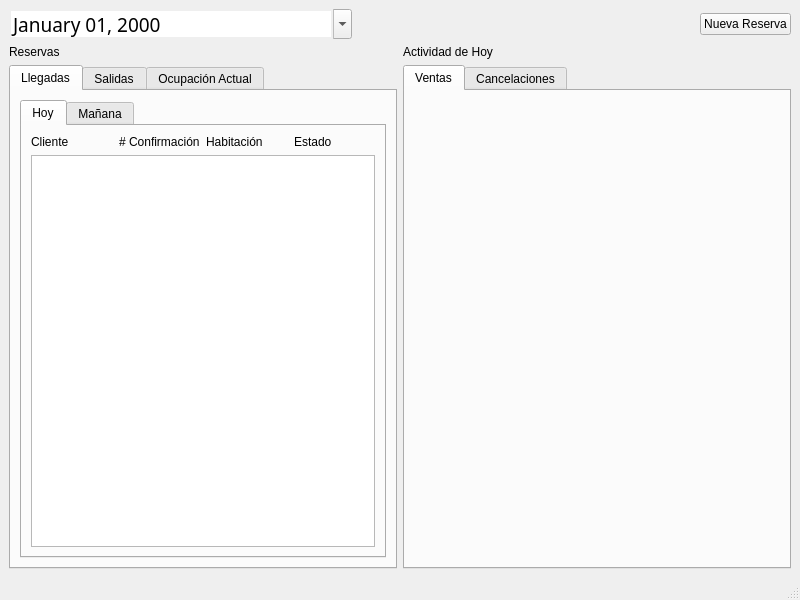
Dennis-Villa/Gestor_Hotelero, file Componentes_Visuales/Ventana_Principal/ventanaprincipal.ui: the form before one commit.
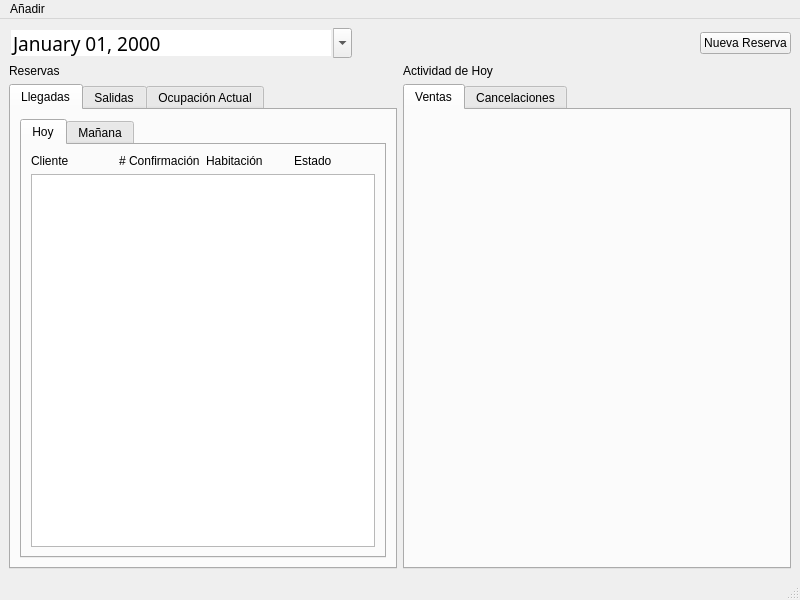
The form after the commit.

Commit message: Añadida ventana para añadir usuarios

What changed in the file:
```diff
--- a/Componentes_Visuales/Ventana_Principal/ventanaprincipal.ui
+++ b/Componentes_Visuales/Ventana_Principal/ventanaprincipal.ui
@@ -275,9 +275,16 @@
      <x>0</x>
      <y>0</y>
      <width>800</width>
-     <height>22</height>
+     <height>21</height>
     </rect>
    </property>
+   <widget class="QMenu" name="menuA_adir">
+    <property name="title">
+     <string>Añadir</string>
+    </property>
+    <addaction name="actionCliente"/>
+   </widget>
+   <addaction name="menuA_adir"/>
   </widget>
   <widget class="QStatusBar" name="statusbar"/>
  </widget>
```
Left out of the diff: 5 changed lines with no effect on the pictures. The commit also changes 11 other files.
